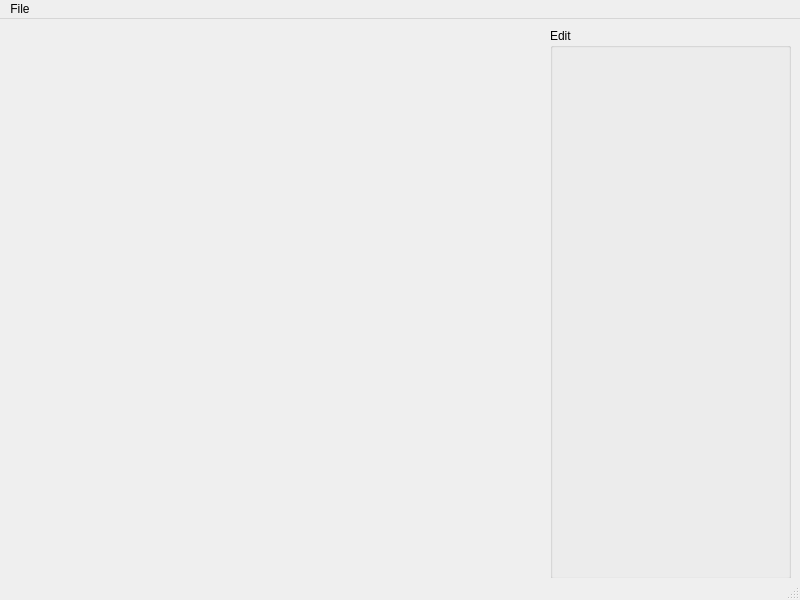
Above: mainwindow.ui from 43hk/ObjectExtract before the change. Below: the same form after it.
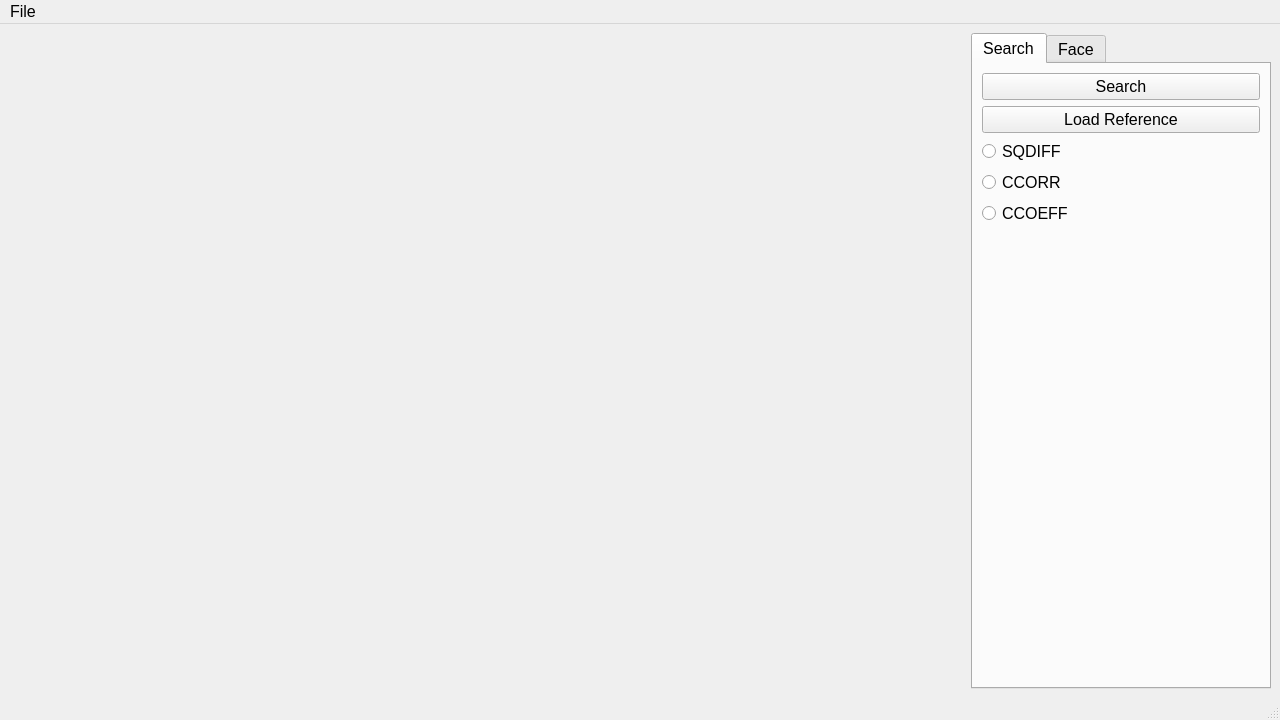
That is the form after the change.

Diff of the .ui file:
```diff
--- a/mainwindow.ui
+++ b/mainwindow.ui
@@ -6,23 +6,23 @@
    <rect>
     <x>0</x>
     <y>0</y>
-    <width>800</width>
-    <height>600</height>
+    <width>1280</width>
+    <height>720</height>
    </rect>
   </property>
+  <property name="minimumSize">
+   <size>
+    <width>1280</width>
+    <height>720</height>
+   </size>
+  </property>
   <property name="windowTitle">
    <string>MainWindow</string>
   </property>
   <widget class="QWidget" name="centralwidget">
+   <layout class="QGridLayout" name="gridLayout">
+    <item row="0" column="0">
    <widget class="QLabel" name="image">
-    <property name="geometry">
-     <rect>
-      <x>10</x>
-      <y>10</y>
-      <width>521</width>
-      <height>541</height>
-     </rect>
-    </property>
     <property name="sizePolicy">
      <sizepolicy hsizetype="Expanding" vsizetype="Expanding">
       <horstretch>0</horstretch>
@@ -33,36 +33,127 @@
      <string/>
     </property>
    </widget>
-   <widget class="QGroupBox" name="EditGroup">
-    <property name="geometry">
-     <rect>
-      <x>550</x>
-      <y>9</y>
-      <width>241</width>
-      <height>551</height>
-     </rect>
-    </property>
+    </item>
+    <item row="0" column="1">
+     <widget class="QTabWidget" name="EditGroup">
     <property name="sizePolicy">
      <sizepolicy hsizetype="Fixed" vsizetype="Expanding">
       <horstretch>0</horstretch>
       <verstretch>0</verstretch>
      </sizepolicy>
     </property>
-    <property name="title">
-     <string>Edit</string>
-    </property>
-   </widget>
+      <property name="minimumSize">
+       <size>
+        <width>300</width>
+        <height>0</height>
+       </size>
+      </property>
+      <property name="maximumSize">
+       <size>
+        <width>300</width>
+        <height>16777215</height>
+       </size>
+      </property>
+      <property name="font">
+       <font>
+        <pointsize>12</pointsize>
+       </font>
+      </property>
+      <property name="currentIndex">
+       <number>0</number>
+      </property>
+      <widget class="QWidget" name="Search">
+       <attribute name="title">
+        <string>Search</string>
+       </attribute>
+       <layout class="QGridLayout" name="gridLayout_2">
+        <item row="1" column="0">
+         <layout class="QGridLayout" name="gridLayout_3">
+          <item row="0" column="0">
+           <widget class="QPushButton" name="SearchButton">
+            <property name="text">
+             <string>Search</string>
+            </property>
+           </widget>
+          </item>
+          <item row="1" column="0">
+           <widget class="QPushButton" name="LoadRefButton">
+            <property name="text">
+             <string>Load Reference</string>
+            </property>
+           </widget>
+          </item>
+          <item row="2" column="0">
+           <layout class="QVBoxLayout" name="verticalLayout">
+            <item>
+             <widget class="QRadioButton" name="SQDIFButton">
+              <property name="text">
+               <string>SQDIFF</string>
+              </property>
+             </widget>
+            </item>
+            <item>
+             <widget class="QRadioButton" name="CCORRButton">
+              <property name="text">
+               <string>CCORR</string>
+              </property>
+             </widget>
+            </item>
+            <item>
+             <widget class="QRadioButton" name="CCOEFFButton">
+              <property name="text">
+               <string>CCOEFF</string>
+              </property>
+             </widget>
+            </item>
+            <item>
+             <spacer name="verticalSpacer">
+              <property name="orientation">
+               <enum>Qt::Orientation::Vertical</enum>
+              </property>
+              <property name="sizeHint" stdset="0">
+               <size>
+                <width>20</width>
+                <height>40</height>
+               </size>
+              </property>
+             </spacer>
+            </item>
+           </layout>
+          </item>
+         </layout>
+        </item>
+       </layout>
+      </widget>
+      <widget class="QWidget" name="Face">
+       <attribute name="title">
+        <string>Face</string>
+       </attribute>
+      </widget>
+     </widget>
+    </item>
+   </layout>
   </widget>
   <widget class="QMenuBar" name="menubar">
    <property name="geometry">
     <rect>
      <x>0</x>
      <y>0</y>
-     <width>800</width>
-     <height>17</height>
+     <width>1280</width>
+     <height>21</height>
     </rect>
    </property>
+   <property name="font">
+    <font>
+     <pointsize>12</pointsize>
+    </font>
+   </property>
    <widget class="QMenu" name="menuFile">
+    <property name="font">
+     <font>
+      <pointsize>12</pointsize>
+     </font>
+    </property>
     <property name="title">
      <string>File</string>
     </property>
```
Left out of the diff: 11 changed lines with no effect on the pictures. Lines whose indentation alone changed are shown as unchanged.
